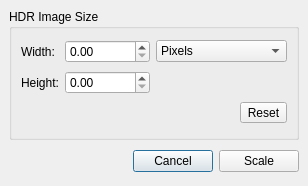
Qt form forms/resizedialog.ui (LuminanceHDR/LuminanceHDR) before a commit.
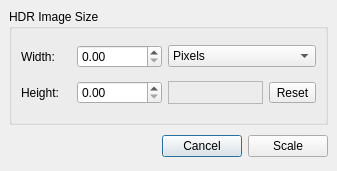
The same form after that commit. Icons and pictures are not drawn.

Patch:
```diff
--- a/forms/resizedialog.ui
+++ b/forms/resizedialog.ui
@@ -8,8 +8,8 @@
    <rect>
     <x>0</x>
     <y>0</y>
-    <width>308</width>
-    <height>186</height>
+    <width>337</width>
+    <height>171</height>
    </rect>
   </property>
   <property name="windowTitle" >
@@ -33,47 +33,14 @@
      <property name="title" >
       <string>HDR Image Size</string>
      </property>
-     <layout class="QGridLayout" >
+     <layout class="QVBoxLayout" >
       <property name="margin" >
        <number>9</number>
       </property>
       <property name="spacing" >
        <number>6</number>
       </property>
-      <item row="2" column="0" colspan="2" >
-       <spacer>
-        <property name="orientation" >
-         <enum>Qt::Horizontal</enum>
-        </property>
-        <property name="sizeHint" >
-         <size>
-          <width>181</width>
-          <height>20</height>
-         </size>
-        </property>
-       </spacer>
-      </item>
-      <item row="2" column="2" >
-       <widget class="QToolButton" name="restoredefault" >
-        <property name="text" >
-         <string>Reset</string>
-        </property>
-        <property name="icon" >
-         <iconset resource="../icons.qrc" >:/new/prefix1/images/undo.png</iconset>
-        </property>
-        <property name="toolButtonStyle" >
-         <enum>Qt::ToolButtonTextBesideIcon</enum>
-        </property>
-       </widget>
-      </item>
-      <item row="1" column="1" colspan="2" >
-       <widget class="QLabel" name="sizepreview" >
-        <property name="text" >
-         <string/>
-        </property>
-       </widget>
-      </item>
-      <item row="0" column="0" >
+      <item>
        <layout class="QHBoxLayout" >
         <property name="margin" >
          <number>0</number>
@@ -82,25 +49,69 @@
          <number>6</number>
         </property>
         <item>
-         <widget class="QLabel" name="label" >
-          <property name="text" >
-           <string>Width:</string>
+         <layout class="QHBoxLayout" >
+          <property name="margin" >
+           <number>0</number>
           </property>
-         </widget>
+          <property name="spacing" >
+           <number>6</number>
+          </property>
+          <item>
+           <widget class="QLabel" name="label" >
+            <property name="minimumSize" >
+             <size>
+              <width>50</width>
+              <height>0</height>
+             </size>
+            </property>
+            <property name="text" >
+             <string>Width:</string>
+            </property>
+           </widget>
+          </item>
+          <item>
+           <widget class="QDoubleSpinBox" name="widthSpinBox" >
+            <property name="minimumSize" >
+             <size>
+              <width>85</width>
+              <height>0</height>
+             </size>
+            </property>
+            <property name="maximumSize" >
+             <size>
+              <width>85</width>
+              <height>16777215</height>
+             </size>
+            </property>
+           </widget>
+          </item>
+         </layout>
         </item>
         <item>
-         <widget class="QDoubleSpinBox" name="widthSpinBox" >
-          <property name="minimumSize" >
-           <size>
-            <width>85</width>
-            <height>0</height>
-           </size>
+         <widget class="QComboBox" name="px_or_percentage" >
+          <property name="sizePolicy" >
+           <sizepolicy>
+            <hsizetype>3</hsizetype>
+            <vsizetype>0</vsizetype>
+            <horstretch>0</horstretch>
+            <verstretch>0</verstretch>
+           </sizepolicy>
           </property>
+          <item>
+           <property name="text" >
+            <string>Pixels</string>
+           </property>
+          </item>
+          <item>
+           <property name="text" >
+            <string>Percent</string>
+           </property>
+          </item>
          </widget>
         </item>
        </layout>
       </item>
-      <item row="1" column="0" >
+      <item>
        <layout class="QHBoxLayout" >
         <property name="margin" >
          <number>0</number>
@@ -109,45 +120,87 @@
          <number>6</number>
         </property>
         <item>
-         <widget class="QLabel" name="label_2" >
-          <property name="text" >
-           <string>Height:</string>
+         <layout class="QHBoxLayout" >
+          <property name="margin" >
+           <number>0</number>
           </property>
-         </widget>
+          <property name="spacing" >
+           <number>6</number>
+          </property>
+          <item>
+           <widget class="QLabel" name="label_2" >
+            <property name="sizePolicy" >
+             <sizepolicy>
+              <hsizetype>0</hsizetype>
+              <vsizetype>5</vsizetype>
+              <horstretch>0</horstretch>
+              <verstretch>0</verstretch>
+             </sizepolicy>
+            </property>
+            <property name="minimumSize" >
+             <size>
+              <width>50</width>
+              <height>0</height>
+             </size>
+            </property>
+            <property name="text" >
+             <string>Height:</string>
+            </property>
+           </widget>
+          </item>
+          <item>
+           <widget class="QDoubleSpinBox" name="heightSpinBox" >
+            <property name="sizePolicy" >
+             <sizepolicy>
+              <hsizetype>0</hsizetype>
+              <vsizetype>0</vsizetype>
+              <horstretch>0</horstretch>
+              <verstretch>0</verstretch>
+             </sizepolicy>
+            </property>
+            <property name="minimumSize" >
+             <size>
+              <width>85</width>
+              <height>0</height>
+             </size>
+            </property>
+            <property name="maximumSize" >
+             <size>
+              <width>85</width>
+              <height>16777215</height>
+             </size>
+            </property>
+           </widget>
+          </item>
+         </layout>
         </item>
         <item>
-         <widget class="QDoubleSpinBox" name="heightSpinBox" >
-          <property name="minimumSize" >
-           <size>
-            <width>85</width>
-            <height>0</height>
-           </size>
+         <widget class="QLabel" name="sizepreview" >
+          <property name="frameShape" >
+           <enum>QFrame::StyledPanel</enum>
           </property>
+          <property name="frameShadow" >
+           <enum>QFrame::Sunken</enum>
+          </property>
          </widget>
         </item>
-       </layout>
-      </item>
-      <item row="0" column="1" colspan="2" >
-       <widget class="QComboBox" name="px_or_percentage" >
-        <property name="sizePolicy" >
-         <sizepolicy>
-          <hsizetype>3</hsizetype>
-          <vsizetype>0</vsizetype>
-          <horstretch>0</horstretch>
-          <verstretch>0</verstretch>
-         </sizepolicy>
-        </property>
         <item>
-         <property name="text" >
-          <string>Pixels</string>
-         </property>
+         <widget class="QToolButton" name="restoredefault" >
+          <property name="toolTip" >
+           <string>Restore original size</string>
+          </property>
+          <property name="text" >
+           <string>Reset</string>
+          </property>
+          <property name="icon" >
+           <iconset resource="../icons.qrc" >:/new/prefix1/images/undo.png</iconset>
+          </property>
+          <property name="toolButtonStyle" >
+           <enum>Qt::ToolButtonTextBesideIcon</enum>
+          </property>
+         </widget>
         </item>
-        <item>
-         <property name="text" >
-          <string>Percent</string>
-         </property>
-        </item>
-       </widget>
+       </layout>
       </item>
      </layout>
     </widget>
```
Left out of the diff: 4 changed lines with no effect on the pictures.
